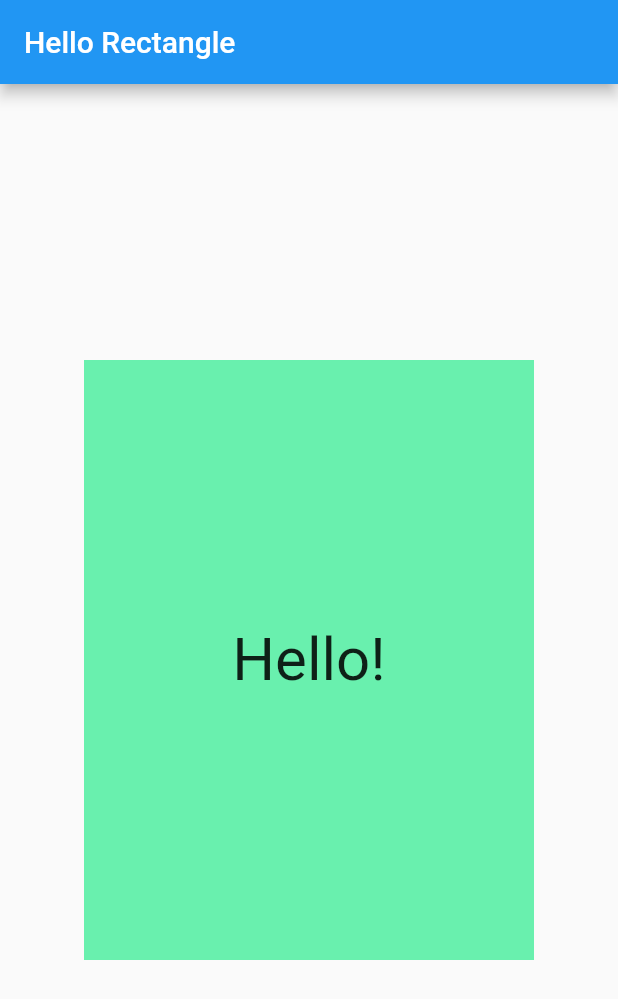
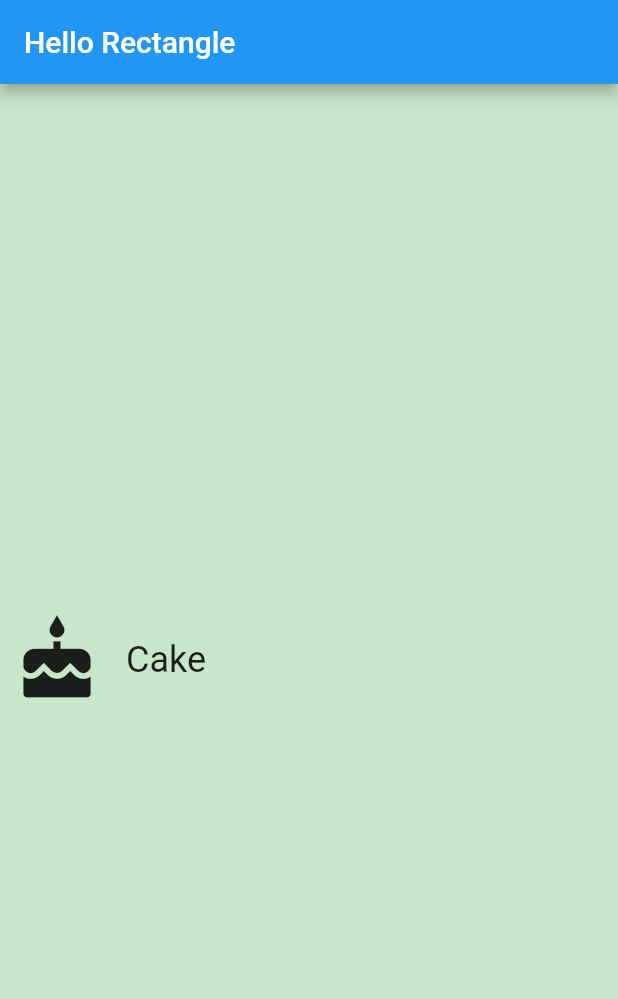
Before and after one commit to GinoLlerena/hellorectangle, a Flutter app: the screen it shows after launch, on a phone screen of 412 x 824 dp. Shown: the top 999 px of the screen. Run offline on Flutter 3.47's test engine with Material 2 defaults, Android fonts, the phone set to English and light mode, and no system bars.

Commit message:
Category Added

```diff
--- /dev/null
+++ b/hellorectangle/lib/Category.dart
@@ -0,0 +1,60 @@
+import 'package:flutter/material.dart';
+
+final _rowHeight = 100.0;
+final _borderRadius = BorderRadius.circular(_rowHeight / 2);
+
+class Category extends StatelessWidget {
+  final String name;
+  final ColorSwatch color;
+  final IconData iconLocation;
+
+  const Category({
+    Key key,
+    @required this.name,
+    @required this.color,
+    @required this.iconLocation,
+  })  : assert(name != null),
+        assert(color != null),
+        assert(iconLocation != null),
+        super(key: key);
+
+  @override
+  Widget build(BuildContext context) {
+    return Material(
+      color: Colors.transparent,
+      child: Container(
+        height: _rowHeight,
+        child: InkWell(
+          borderRadius: _borderRadius,
+          highlightColor: color,
+          splashColor: color,
+          onTap: () {
+            print('I was tapped!');
+          },
+          child: Padding(
+            padding: const EdgeInsets.all(8.0),
+            child: Row(
+              crossAxisAlignment: CrossAxisAlignment.stretch,
+              children: <Widget>[
+                 Padding(
+                   padding: const EdgeInsets.only(right: 16),
+                   child: Icon(
+                     iconLocation,
+                     size: 60.0,
+                   ),
+                 ),
+                Center(
+                  child: Text(
+                    name,
+                    style: Theme.of(context).textTheme.headline,
+                    textAlign: TextAlign.center,
+                  ),
+                )
+              ],
+            ),
+          ),
+        ),
+      ),
+    );
+  }
+}
--- a/hellorectangle/lib/main.dart
+++ b/hellorectangle/lib/main.dart
@@ -3,6 +3,12 @@
 // found in the LICENSE file.
 
 import 'package:flutter/material.dart';
+
+import 'Category.dart';
+
+const _categoryName = 'Cake';
+const _categoryIcon = Icons.cake;
+const _categoryColor = Colors.green;
 
 void main() {
   runApp(
@@ -10,10 +16,17 @@ void main() {
       debugShowCheckedModeBanner: false,
       title: 'Hello Rectangle',
       home: Scaffold(
+        backgroundColor: Colors.green[100],
         appBar: AppBar(
           title: Text('Hello Rectangle'),
         ),
-        body: HelloRectangle(),
+        body: Center(
+          child: Category(
+            name: _categoryName,
+            color: _categoryColor,
+            iconLocation: _categoryIcon,
+          ),
+        ),
       ),
     ),
   );
```
